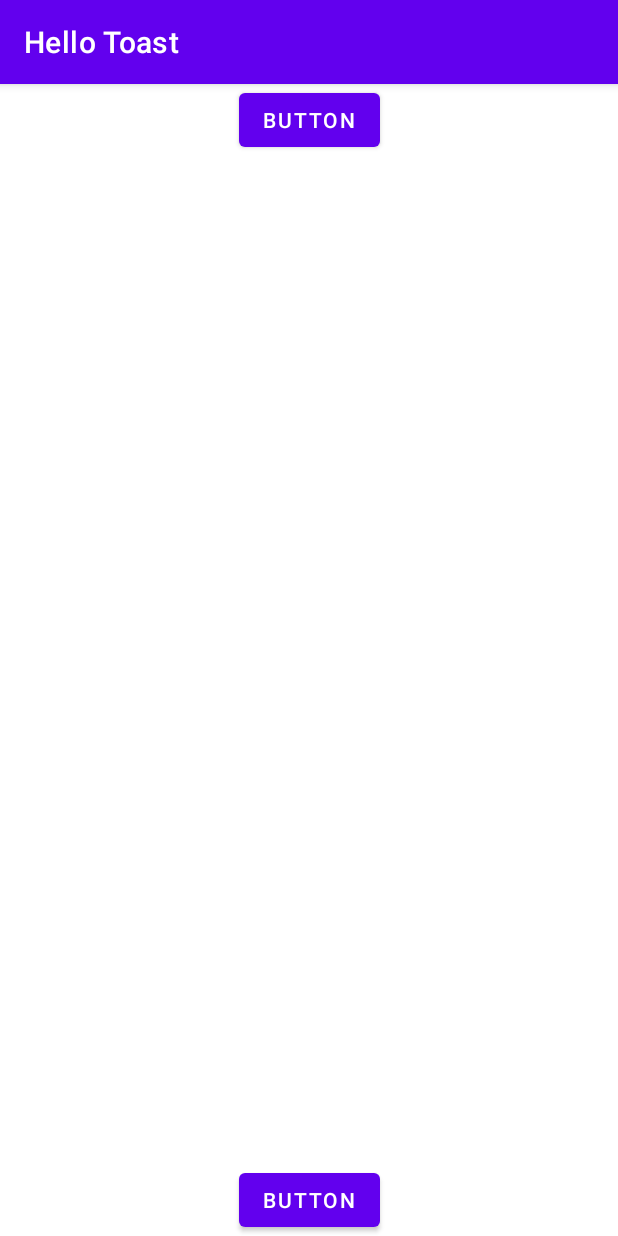
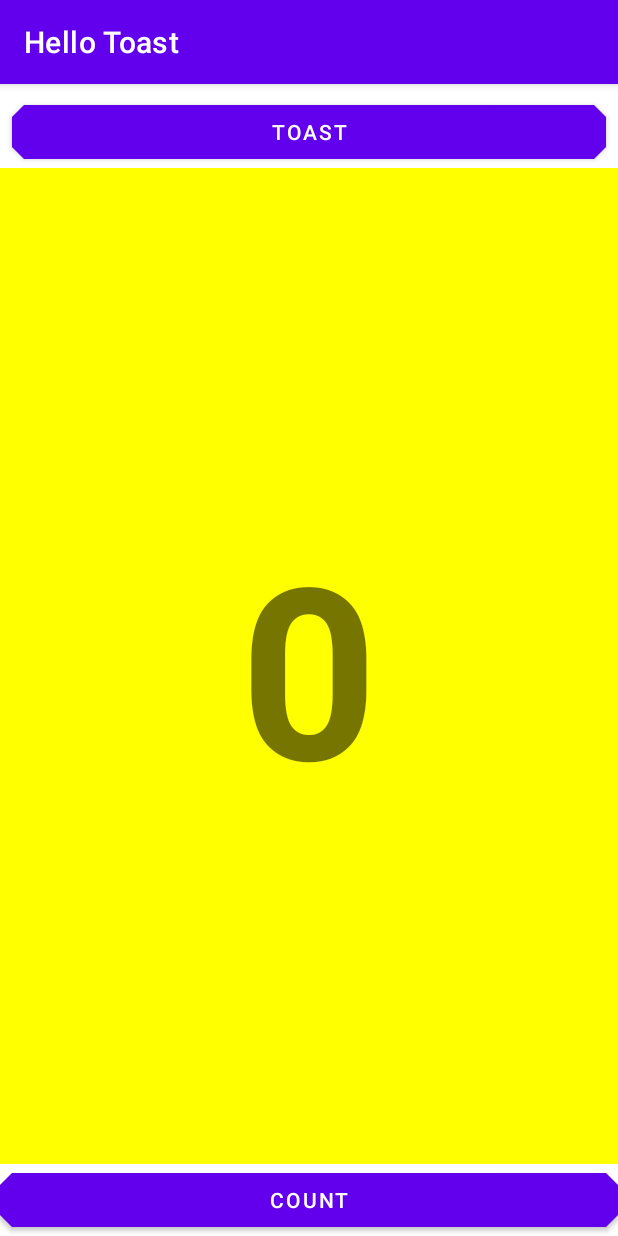
Before and after one commit to tsathis/android-codelabs, an Android app: the screen it shows after launch (MainActivity), on a phone screen of 412 x 824 dp. Run offline under Robolectric (Android 15) with nearby library versions, the phone set to English and light mode, and no system bars.

Commit message:
android-training-layout-editor-part-a:STEPS:4-end

```diff
--- a/android-training-layout-editor-part-a/HelloToast/app/src/main/java/com/github/tharindusathis/hellotoast/MainActivity.java
+++ b/android-training-layout-editor-part-a/HelloToast/app/src/main/java/com/github/tharindusathis/hellotoast/MainActivity.java
@@ -3,12 +3,31 @@ package com.github.tharindusathis.hellotoast;
 import androidx.appcompat.app.AppCompatActivity;
 
 import android.os.Bundle;
+import android.view.View;
+import android.widget.TextView;
+import android.widget.Toast;
+
+import java.util.Locale;
 
 public class MainActivity extends AppCompatActivity {
+
+    private int mCount = 0;
+    private TextView mShowCount;
 
     @Override
     protected void onCreate(Bundle savedInstanceState) {
         super.onCreate(savedInstanceState);
         setContentView(R.layout.activity_main);
+        mShowCount = (TextView) findViewById(R.id.show_count);
+    }
+
+    public void showToast(View view) {
+        Toast.makeText(this, R.string.toast_text, Toast.LENGTH_SHORT).show();
+    }
+
+    public void countUp(View view) {
+        mCount++;
+        if (mShowCount != null)
+            mShowCount.setText(String.format(Locale.ENGLISH, "%d", mCount));
     }
 }
--- a/android-training-layout-editor-part-a/HelloToast/app/src/main/res/layout/activity_main.xml
+++ b/android-training-layout-editor-part-a/HelloToast/app/src/main/res/layout/activity_main.xml
@@ -7,20 +7,43 @@
     tools:context=".MainActivity">
 
     <Button
-        android:id="@+id/button"
-        android:layout_width="wrap_content"
+        android:id="@+id/button_toast"
+        android:layout_width="0dp"
         android:layout_height="wrap_content"
-        android:text="Button"
+        android:layout_marginStart="8dp"
+        android:layout_marginLeft="8dp"
+        android:layout_marginTop="8dp"
+        android:layout_marginEnd="8dp"
+        android:layout_marginRight="8dp"
+        android:text="@string/toast_defualt_text"
         app:layout_constraintEnd_toEndOf="parent"
         app:layout_constraintStart_toStartOf="parent"
-        app:layout_constraintTop_toTopOf="parent" />
+        app:layout_constraintTop_toTopOf="parent"
+        android:onClick="showToast"/>
 
     <Button
         android:id="@+id/button2"
-        android:layout_width="wrap_content"
+        android:layout_width="0dp"
         android:layout_height="wrap_content"
-        android:text="Button"
+        android:text="@string/btn_count_text"
         app:layout_constraintBottom_toBottomOf="parent"
         app:layout_constraintEnd_toEndOf="parent"
-        app:layout_constraintStart_toStartOf="parent" />
+        app:layout_constraintStart_toStartOf="parent"
+        android:onClick="countUp"/>
+
+    <TextView
+        android:id="@+id/show_count"
+        android:layout_width="0dp"
+        android:layout_height="0dp"
+        android:text="@string/count_init_val"
+        android:textSize="160sp"
+        android:textStyle="bold"
+        android:textAlignment="center"
+        android:background="#FFFF00"
+        app:layout_constraintBottom_toTopOf="@+id/button2"
+        app:layout_constraintEnd_toEndOf="parent"
+        app:layout_constraintStart_toStartOf="parent"
+        app:layout_constraintTop_toBottomOf="@+id/button_toast"
+        android:gravity="center"
+        />
 </androidx.constraintlayout.widget.ConstraintLayout>
--- a/android-training-layout-editor-part-a/HelloToast/app/src/main/res/values/strings.xml
+++ b/android-training-layout-editor-part-a/HelloToast/app/src/main/res/values/strings.xml
@@ -1,3 +1,7 @@
 <resources>
     <string name="app_name">Hello Toast</string>
+    <string name="toast_defualt_text">Toast</string>
+    <string name="count_init_val">0</string>
+    <string name="btn_count_text">Count</string>
+    <string name="toast_text">"Yeah then…"</string>
 </resources>
--- a/android-training-layout-editor-part-a/HelloToast/app/src/main/res/values/themes.xml
+++ b/android-training-layout-editor-part-a/HelloToast/app/src/main/res/values/themes.xml
@@ -12,5 +12,12 @@
         <!-- Status bar color. -->
         <item name="android:statusBarColor" tools:targetApi="l">?attr/colorPrimaryVariant</item>
         <!-- Customize your theme here. -->
+        <item name="shapeAppearanceSmallComponent">@style/CornerCut</item>
     </style>
+
+    <style name="CornerCut" parent="ShapeAppearance.MaterialComponents.SmallComponent">
+        <item name="cornerFamily">cut</item>
+        <item name="cornerSize">8dp</item>
+    </style>
+
 </resources>
```
